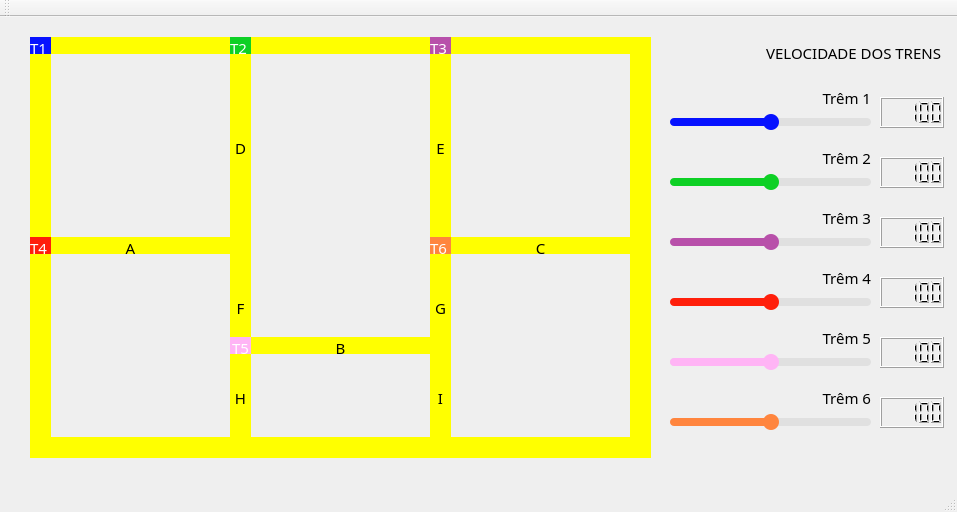
Before: the Qt Designer form mainwindow.ui in Lucasadasc/projeto-colisao-trens, drawn with Qt 5.
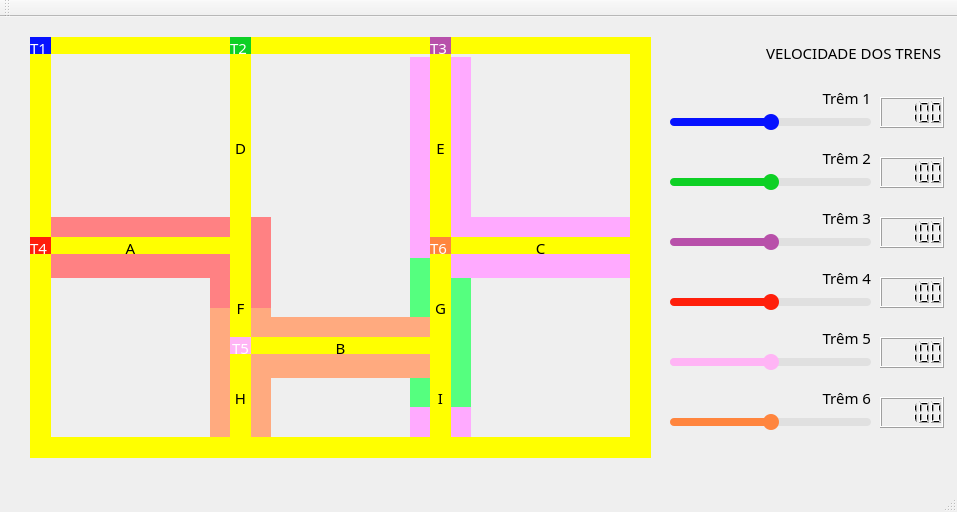
After: the same form once the commit is applied.

Commit message: feat: adiciona recursos visuais e correção no nome de estrutura de dado

```diff
--- a/mainwindow.ui
+++ b/mainwindow.ui
@@ -1157,6 +1157,142 @@
      <set>Qt::AlignCenter</set>
     </property>
    </widget>
+   <widget class="QLabel" name="labelTrilho10_2">
+    <property name="geometry">
+     <rect>
+      <x>30</x>
+      <y>200</y>
+      <width>241</width>
+      <height>61</height>
+     </rect>
+    </property>
+    <property name="styleSheet">
+     <string notr="true">QLabel { background: #ff8183}</string>
+    </property>
+    <property name="text">
+     <string/>
+    </property>
+   </widget>
+   <widget class="QLabel" name="labelTrilho10_3">
+    <property name="geometry">
+     <rect>
+      <x>210</x>
+      <y>260</y>
+      <width>61</width>
+      <height>31</height>
+     </rect>
+    </property>
+    <property name="styleSheet">
+     <string notr="true">QLabel { background: #ff8183}</string>
+    </property>
+    <property name="text">
+     <string/>
+    </property>
+   </widget>
+   <widget class="QLabel" name="labelTrilho10_4">
+    <property name="geometry">
+     <rect>
+      <x>210</x>
+      <y>290</y>
+      <width>61</width>
+      <height>131</height>
+     </rect>
+    </property>
+    <property name="styleSheet">
+     <string notr="true">QLabel { background: rgb(255, 170, 127)}</string>
+    </property>
+    <property name="text">
+     <string/>
+    </property>
+   </widget>
+   <widget class="QLabel" name="labelTrilho10_5">
+    <property name="geometry">
+     <rect>
+      <x>210</x>
+      <y>300</y>
+      <width>221</width>
+      <height>61</height>
+     </rect>
+    </property>
+    <property name="styleSheet">
+     <string notr="true">QLabel { background: rgb(255, 170, 127)}</string>
+    </property>
+    <property name="text">
+     <string/>
+    </property>
+   </widget>
+   <widget class="QLabel" name="labelTrilho10_6">
+    <property name="geometry">
+     <rect>
+      <x>410</x>
+      <y>240</y>
+      <width>61</width>
+      <height>181</height>
+     </rect>
+    </property>
+    <property name="styleSheet">
+     <string notr="true">QLabel { background: rgb(85, 255, 127)}</string>
+    </property>
+    <property name="text">
+     <string/>
+    </property>
+   </widget>
+   <widget class="QLabel" name="labelTrilho10_7">
+    <property name="geometry">
+     <rect>
+      <x>410</x>
+      <y>40</y>
+      <width>61</width>
+      <height>201</height>
+     </rect>
+    </property>
+    <property name="styleSheet">
+     <string notr="true">QLabel { background: rgb(255, 170, 255)}</string>
+    </property>
+    <property name="text">
+     <string/>
+    </property>
+   </widget>
+   <widget class="QLabel" name="labelTrilho10_8">
+    <property name="geometry">
+     <rect>
+      <x>450</x>
+      <y>200</y>
+      <width>181</width>
+      <height>61</height>
+     </rect>
+    </property>
+    <property name="styleSheet">
+     <string notr="true">QLabel { background: rgb(255, 170, 255)}</string>
+    </property>
+    <property name="text">
+     <string/>
+    </property>
+   </widget>
+   <widget class="QLabel" name="labelTrilho10_9">
+    <property name="geometry">
+     <rect>
+      <x>410</x>
+      <y>390</y>
+      <width>61</width>
+      <height>31</height>
+     </rect>
+    </property>
+    <property name="styleSheet">
+     <string notr="true">QLabel { background: rgb(255, 170, 255)}</string>
+    </property>
+    <property name="text">
+     <string/>
+    </property>
+   </widget>
+   <zorder>labelTrilho10_6</zorder>
+   <zorder>labelTrilho10_9</zorder>
+   <zorder>labelTrilho10_8</zorder>
+   <zorder>labelTrilho10_7</zorder>
+   <zorder>labelTrilho10_5</zorder>
+   <zorder>labelTrilho10_4</zorder>
+   <zorder>labelTrilho10_3</zorder>
+   <zorder>labelTrilho10_2</zorder>
    <zorder>labelTrilho16</zorder>
    <zorder>labelTrilho5</zorder>
    <zorder>labelTrilho14</zorder>
```
Left out of the diff: 3 changed lines with no effect on the pictures. The commit also changes 2 other files.
